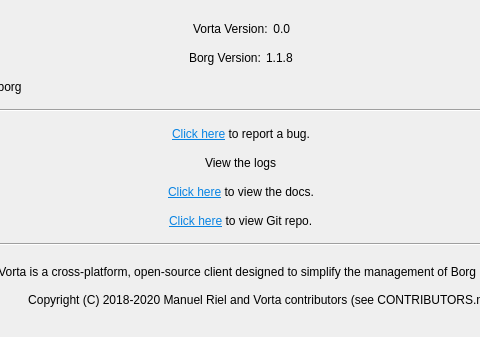
Qt form src/vorta/assets/UI/about_tab.ui (borgbase/vorta) before a commit; both pictures show x 154 to 634 and y 0 to 337 of the 791 by 497 pixel window.
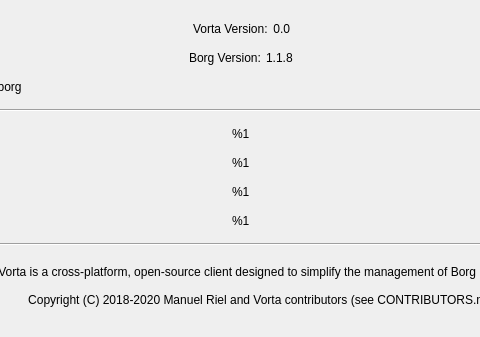
The same form after that commit.

The edit to the form file:
```diff
--- a/src/vorta/assets/UI/about_tab.ui
+++ b/src/vorta/assets/UI/about_tab.ui
@@ -141,7 +141,7 @@
          <item>
           <widget class="QLabel" name="label">
            <property name="text">
-            <string>&lt;html&gt;&lt;head/&gt;&lt;body&gt;&lt;p&gt;&lt;a href=&quot;https://github.com/borgbase/vorta/issues/new/choose&quot;&gt;&lt;span style=&quot; text-decoration: underline; color:#0984e3;&quot;&gt;Click here&lt;/span&gt;&lt;/a&gt; to report a bug.&lt;/p&gt;&lt;/body&gt;&lt;/html&gt;</string>
+            <string notr="true">&lt;html&gt;&lt;head/&gt;&lt;body&gt;&lt;p&gt;%1&lt;/p&gt;&lt;/body&gt;&lt;/html&gt;</string>
            </property>
            <property name="openExternalLinks">
             <bool>true</bool>
@@ -161,7 +161,7 @@
          <item>
           <widget class="QLabel" name="logLink">
            <property name="text">
-            <string>&lt;html&gt;&lt;head/&gt;&lt;body&gt;&lt;p&gt;&lt;a href=&quot;file:///&quot;&gt;&lt;span style=&quot; text-decoration: underline; color:#0984e3;&quot;&gt;View the logs&lt;/span&gt;&lt;/a&gt;&lt;/p&gt;&lt;/body&gt;&lt;/html&gt;</string>
+            <string notr="true">&lt;html&gt;&lt;head/&gt;&lt;body&gt;&lt;p&gt;%1&lt;/p&gt;&lt;/body&gt;&lt;/html&gt;</string>
            </property>
            <property name="indent">
             <number>0</number>
@@ -185,9 +185,9 @@
           <number>10</number>
          </property>
          <item>
-          <widget class="QLabel" name="label">
+          <widget class="QLabel" name="docsLink">
            <property name="text">
-            <string>&lt;html&gt;&lt;head/&gt;&lt;body&gt;&lt;p&gt;&lt;a href=&quot;https://borgbackup.readthedocs.io/en/master/index.html&quot;&gt;&lt;span style=&quot; text-decoration: underline; color:#0984e3;&quot;&gt; Click here&lt;/span&gt;&lt;/a&gt; to view the docs.&lt;/p&gt;&lt;/body&gt;&lt;/html&gt;</string>
+            <string notr="true">&lt;html&gt;&lt;head/&gt;&lt;body&gt;&lt;p&gt;%1&lt;/p&gt;&lt;/body&gt;&lt;/html&gt;</string>
            </property>
            <property name="openExternalLinks">
             <bool>true</bool>
@@ -211,9 +211,9 @@
           <number>10</number>
          </property>
          <item>
-          <widget class="QLabel" name="label">
+          <widget class="QLabel" name="repoLink">
            <property name="text">
-            <string>&lt;html&gt;&lt;head/&gt;&lt;body&gt;&lt;p&gt;&lt;a href=&quot;https://github.com/borgbase/vorta&quot;&gt;&lt;span style=&quot; text-decoration: underline; color:#0984e3;&quot;&gt;Click here&lt;/span&gt;&lt;/a&gt; to view Git repo.&lt;/p&gt;&lt;/body&gt;&lt;/html&gt;</string>
+            <string notr="true">&lt;html&gt;&lt;head/&gt;&lt;body&gt;&lt;p&gt;%1&lt;/p&gt;&lt;/body&gt;&lt;/html&gt;</string>
            </property>
            <property name="openExternalLinks">
             <bool>true</bool>
```
Left out of the diff: 2 changed lines with no effect on the pictures.
